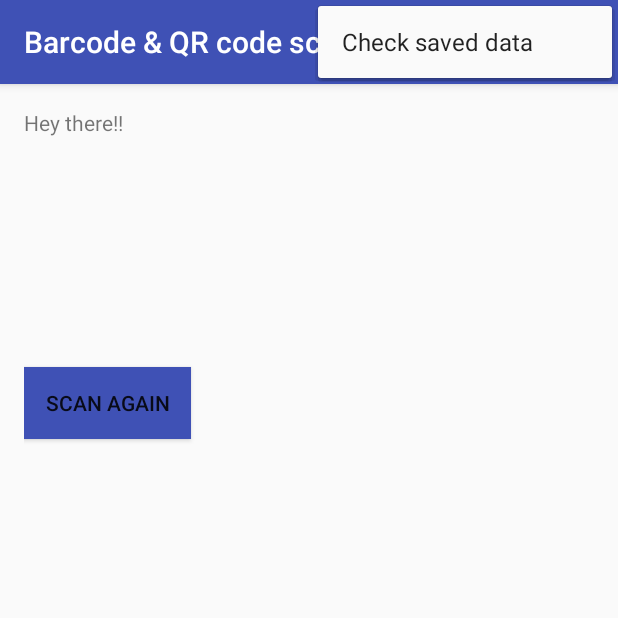
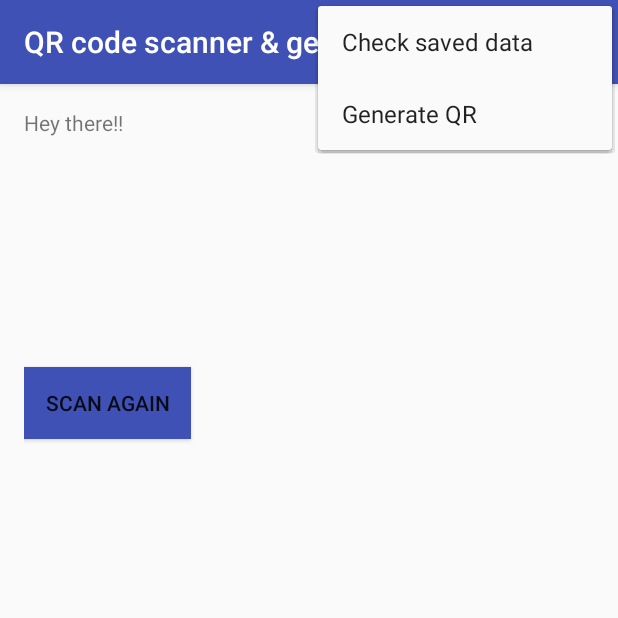
Before and after one commit to Rohan-Kumar/Barcode-QR-code-Scanner, an Android app: the screen it shows after launch (ScanActivity), with the options menu open, on a phone screen of 412 x 824 dp, the top half of it. Run offline under Robolectric (Android 15) with nearby library versions, the phone set to English and light mode, and no system bars; 5 statements that could not run were skipped.

Commit message:
added generating qr functionality

```diff
--- a/app/build.gradle
+++ b/app/build.gradle
@@ -6,10 +6,10 @@ android {
 
     defaultConfig {
         applicationId "com.rohan.barcodeqrcodescanner"
-        minSdkVersion 17
+        minSdkVersion 15
         targetSdkVersion 23
-        versionCode 1
-        versionName "1.0"
+        versionCode 2
+        versionName "2.0"
     }
     buildTypes {
         release {
--- a/app/src/main/java/com/rohan/barcodeqrcodescanner/ScanActivity.java
+++ b/app/src/main/java/com/rohan/barcodeqrcodescanner/ScanActivity.java
@@ -208,6 +208,11 @@ public class ScanActivity extends AppCompatActivity {
             }
             return true;
         }
+        else {
+            Intent in = new Intent(ScanActivity.this,GenerateQR.class);
+            startActivity(in);
+            finish();
+        }
 
         return super.onOptionsItemSelected(item);
     }
--- a/app/src/main/res/menu/menu_main.xml
+++ b/app/src/main/res/menu/menu_main.xml
@@ -1,6 +1,15 @@
 <menu xmlns:android="http://schemas.android.com/apk/res/android"
     xmlns:app="http://schemas.android.com/apk/res-auto"
-    xmlns:tools="http://schemas.android.com/tools" tools:context=".MainActivity">
-    <item android:id="@+id/action_settings" android:title="Check saved data"
-        android:orderInCategory="100" app:showAsAction="never" />
+    xmlns:tools="http://schemas.android.com/tools"
+    tools:context=".MainActivity">
+    <item
+        android:id="@+id/action_settings"
+        android:orderInCategory="100"
+        android:title="Check saved data"
+        app:showAsAction="never" />
+    <item
+        android:id="@+id/action_generate"
+        android:orderInCategory="100"
+        android:title="Generate QR"
+        app:showAsAction="never" />
 </menu>
--- a/app/src/main/res/values/strings.xml
+++ b/app/src/main/res/values/strings.xml
@@ -1,3 +1,3 @@
 <resources>
-    <string name="app_name">Barcode &amp; QR code scanner</string>
+    <string name="app_name">QR code scanner &amp; generator</string>
 </resources>
```
Also changed, not shown: app/src/main/AndroidManifest.xml (+5 -2 lines), app/src/main/java/com/rohan/barcodeqrcodescanner/GenerateQR.java (+103 -1 lines), app/src/main/res/layout/activity_generate_qr.xml (+28 -5 lines), 1 other file.
